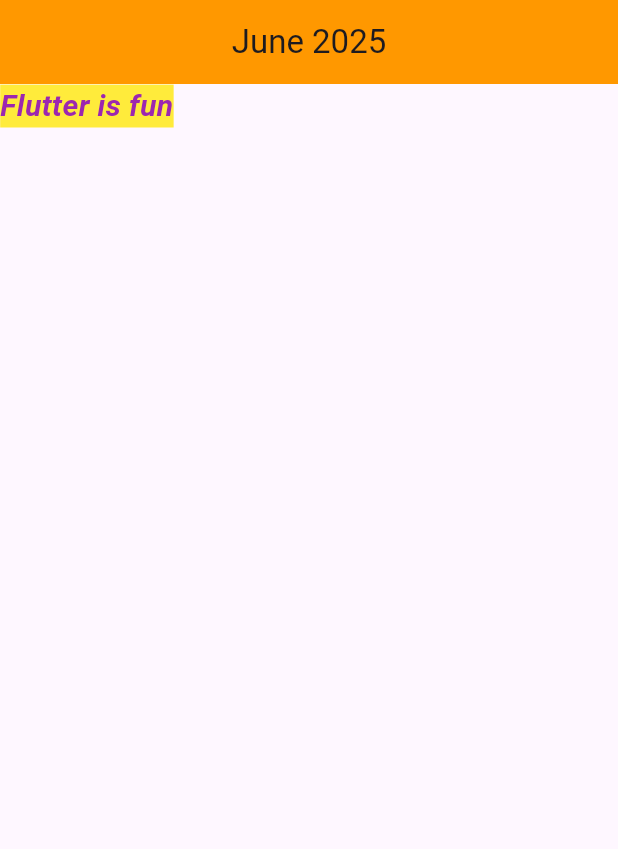
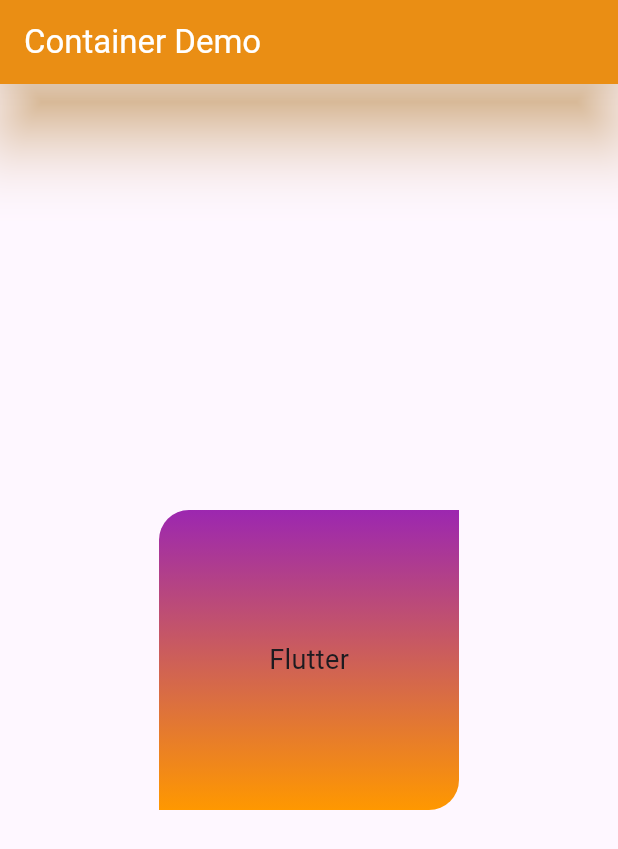
Before and after one commit to abidroid/flutter_online_june_project, a Flutter app: the screen it shows after launch, on a phone screen of 412 x 824 dp. Shown: the top 849 px of the screen. Run offline on Flutter 3.47's test engine with Material 3 defaults, Android fonts, the phone set to English and light mode, and no system bars.

Commit message:
container

```diff
--- a/lib/main.dart
+++ b/lib/main.dart
@@ -1,5 +1,6 @@
 import 'package:flutter/material.dart';
-import 'package:flutter_online_june_project/screens/first_screen.dart';
+import 'package:flutter_online_june_project/screens/container_demo_screen.dart';
+
 
 void main() {
   runApp(const MyApp());
@@ -16,7 +17,7 @@ class MyApp extends StatelessWidget {
       theme: ThemeData(
         colorScheme: ColorScheme.fromSeed(seedColor: Colors.deepPurple),
       ),
-      home: const FirstScreen(), // Launcher screen
+      home: const ContainerDemoScreen(), // Launcher screen
     );
   }
 }
--- /dev/null
+++ b/lib/screens/container_demo_screen.dart
@@ -0,0 +1,48 @@
+import 'package:flutter/material.dart';
+
+class ContainerDemoScreen extends StatelessWidget {
+  const ContainerDemoScreen({super.key});
+
+  @override
+  Widget build(BuildContext context) {
+    return Scaffold(
+      appBar: AppBar(
+        title: const Text('Container Demo'),
+        backgroundColor: Colors.orange,
+        foregroundColor: Colors.white,
+        elevation: 20,
+        shadowColor: Colors.orange[500],
+      ),
+
+      // <div>
+      body: Center(
+        child: Container(
+          // margin - wo container k outside hoga
+          //margin: EdgeInsets.only(left: 20, top: 40),
+          // padding - wo container k inside hoga
+          //padding: EdgeInsets.only(left: 20, top: 100),
+          alignment: Alignment.center,
+          width: 200,
+          height: 200,
+          decoration: BoxDecoration(
+            borderRadius: BorderRadius.only(
+              topLeft: Radius.circular(20),
+              bottomRight: Radius.circular(20),
+            ),
+
+            // Assignment - RadialGradient
+            // shadow
+            // border
+            gradient: LinearGradient(
+              colors: [Colors.purple, Colors.orange],
+              begin: Alignment.topCenter,
+              end: Alignment.bottomCenter,
+            ),
+          ),
+
+          child: Text('Flutter', style: TextStyle(fontSize: 18)),
+        ),
+      ),
+    );
+  }
+}
```
